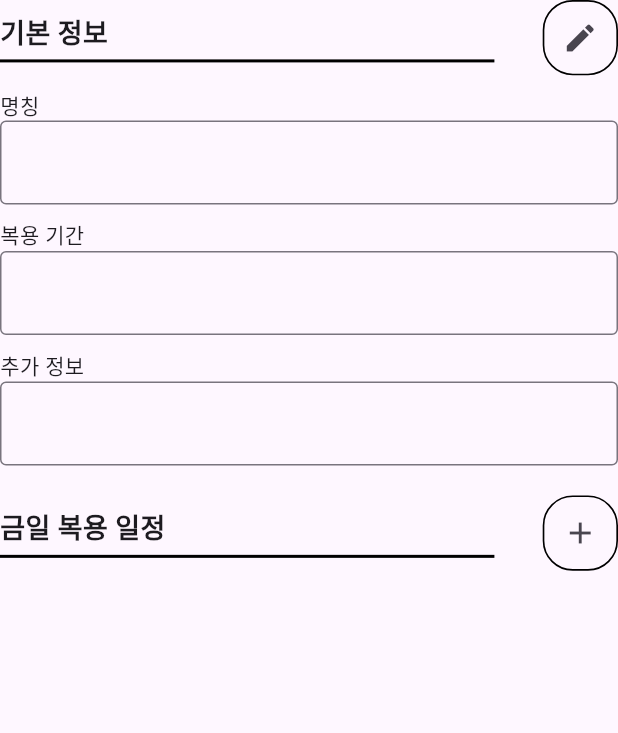
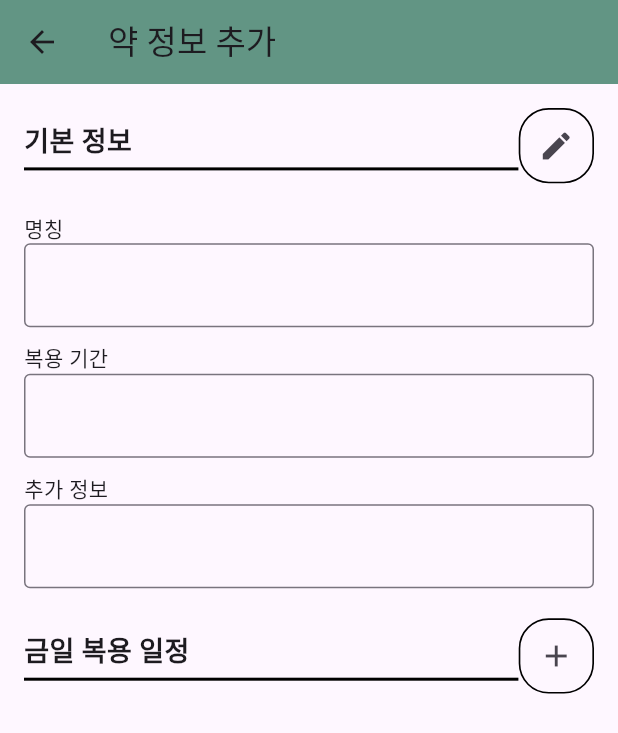
Before and after one commit to YagSa/YagSa-FE, a Flutter app: the MedicationInfoPage screen opened directly, on a phone screen of 412 x 824 dp. Shown: the top 733 px of the screen. Run offline on Flutter 3.47's test engine with Material 3 defaults, Android fonts, the phone set to English and light mode, and no system bars; our stand-ins replace firebase_auth, firebase_core, image_picker, table_calendar; accounts and stored records are empty; Roboto replaces fonts that are missing (Pretendard); project files that could hold a hidden picture were left out.

Commit message:
Aligned logout button into right place add routing into med_info page - fixed routing error by adding scaffold, add name in appbar

```diff
--- a/lib/medication_info_page.dart
+++ b/lib/medication_info_page.dart
@@ -20,7 +20,14 @@ class _MedicationInfoPageState extends State<MedicationInfoPage> {
       create: (_) => MedicationInfoProvider(),
       child: Consumer<MedicationInfoProvider>(
         builder: (context, provider, child) {
-          return Column(
+          return Scaffold(
+            appBar: AppBar(
+              title: const Text('약 정보 추가'),
+              backgroundColor: const Color.fromRGBO(98, 149, 132, 1),
+            ),
+            body: Padding(
+              padding: const EdgeInsets.all(16.0),
+              child: Column(
                 crossAxisAlignment: CrossAxisAlignment.start,
                 children: [
                   // Info Section
@@ -59,7 +66,7 @@ class _MedicationInfoPageState extends State<MedicationInfoPage> {
                       ),
                     ],
                   ),
-              const SizedBox(height: 0.1),
+                  const SizedBox(height: 10.0),
                   _buildInfoField(title: "명칭", value: provider.name), // Name
                   _buildInfoField(title: "복용 기간", value: provider.usageDuration), // Usage Duration
                   _buildInfoField(title: "추가 정보", value: provider.additionalInfo), // Additional Info
@@ -139,6 +146,8 @@ class _MedicationInfoPageState extends State<MedicationInfoPage> {
                     ),
                   ),
                 ],
+              ),
+            ),
           );
         },
       ),
```
Also changed, not shown: lib/home.dart (+17 -27 lines). Lines whose indentation alone changed are shown as unchanged.
